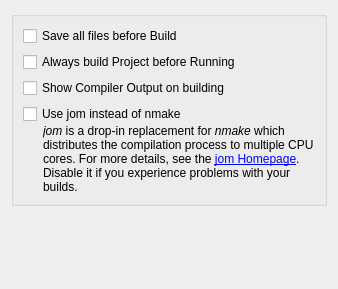
The window that src/plugins/projectexplorer/projectexplorersettingspage.ui (qt-creator/qt-creator) describes before a commit, drawn with Qt 5.
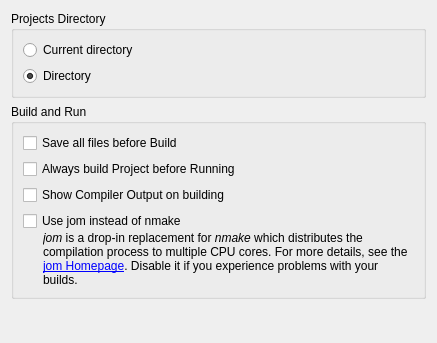
The same window after the commit. Custom widgets are drawn as their Qt base class.

Commit message: Project Wizards: Introduce notion of project directory, polish.

```diff
--- a/src/plugins/projectexplorer/projectexplorersettingspage.ui
+++ b/src/plugins/projectexplorer/projectexplorersettingspage.ui
@@ -6,13 +6,54 @@
    <rect>
     <x>0</x>
     <y>0</y>
-    <width>338</width>
-    <height>289</height>
+    <width>437</width>
+    <height>343</height>
    </rect>
   </property>
   <layout class="QVBoxLayout" name="verticalLayout_3">
+   <item>
+    <widget class="QGroupBox" name="directoryGroupBox">
+     <property name="title">
+      <string>Projects Directory </string>
+     </property>
+     <layout class="QFormLayout" name="formLayout">
+      <property name="fieldGrowthPolicy">
+       <enum>QFormLayout::ExpandingFieldsGrow</enum>
+      </property>
+      <item row="1" column="1">
+       <widget class="Utils::PathChooser" name="projectsDirectoryPathChooser"/>
+      </item>
+      <item row="0" column="0" colspan="2">
+       <widget class="QRadioButton" name="currentDirectoryRadioButton">
+        <property name="text">
+         <string>Current directory</string>
+        </property>
+        <attribute name="buttonGroup">
+         <string>directoryButtonGroup</string>
+        </attribute>
+       </widget>
+      </item>
+      <item row="1" column="0">
+       <widget class="QRadioButton" name="directoryRadioButton">
+        <property name="text">
+         <string>Directory</string>
+        </property>
+        <property name="checked">
+         <bool>true</bool>
+        </property>
+        <attribute name="buttonGroup">
+         <string>directoryButtonGroup</string>
+        </attribute>
+       </widget>
+      </item>
+     </layout>
+    </widget>
+   </item>
    <item>
     <widget class="QGroupBox" name="buildAndRunGroupBox">
+     <property name="title">
+      <string>Build and Run</string>
+     </property>
      <layout class="QVBoxLayout" name="verticalLayout_2">
       <item>
        <widget class="QCheckBox" name="saveAllFilesCheckBox">
@@ -86,6 +127,13 @@
    </item>
   </layout>
  </widget>
+ <customwidgets>
+  <customwidget>
+   <class>Utils::PathChooser</class>
+   <extends>QWidget</extends>
+   <header location="global">utils/pathchooser.h</header>
+  </customwidget>
+ </customwidgets>
  <resources/>
  <connections/>
 </ui>
```
Left out of the diff: 3 changed lines with no effect on the pictures. The commit also changes 31 other files.
